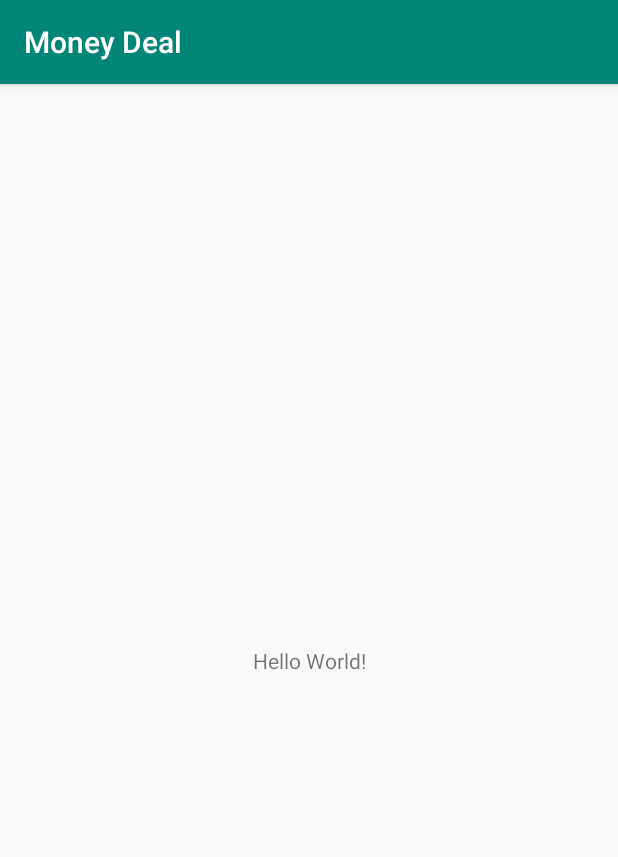
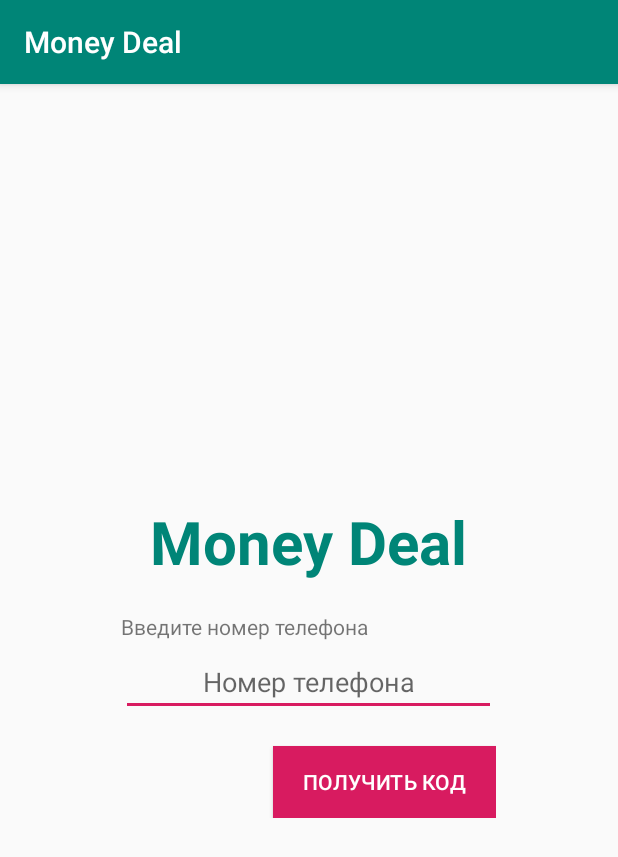
Before and after one commit to TheRecoveryTeam/dengi-deal, an Android app: the screen it shows after launch (MainActivity), on a phone screen of 412 x 824 dp. Shown: the top 857 px of the screen. Run offline under Robolectric (Android 15) with nearby library versions, the phone set to English and light mode, and no system bars.

Commit message:
added phone number

```diff
--- a/app/src/main/java/ru/moneydeal/app/MainActivity.java
+++ b/app/src/main/java/ru/moneydeal/app/MainActivity.java
@@ -3,6 +3,8 @@ package ru.moneydeal.app;
 import androidx.appcompat.app.AppCompatActivity;
 
 import android.os.Bundle;
+
+import ru.moneydeal.app.pages.PhoneFragment;
 
 public class MainActivity extends AppCompatActivity {
 
@@ -10,5 +12,12 @@ public class MainActivity extends AppCompatActivity {
     protected void onCreate(Bundle savedInstanceState) {
         super.onCreate(savedInstanceState);
         setContentView(R.layout.activity_main);
+
+        if (savedInstanceState == null) {
+            getSupportFragmentManager()
+                    .beginTransaction()
+                    .add(R.id.fragment_container, new PhoneFragment())
+                    .commit();
+        }
     }
 }
--- /dev/null
+++ b/app/src/main/java/ru/moneydeal/app/pages/PhoneFragment.java
@@ -0,0 +1,22 @@
+package ru.moneydeal.app.pages;
+
+import android.os.Bundle;
+import android.view.LayoutInflater;
+import android.view.View;
+import android.view.ViewGroup;
+
+import androidx.annotation.NonNull;
+import androidx.annotation.Nullable;
+import androidx.fragment.app.Fragment;
+
+import ru.moneydeal.app.R;
+
+public class PhoneFragment extends Fragment {
+    @Nullable
+    @Override
+    public View onCreateView(@NonNull LayoutInflater inflater, @Nullable ViewGroup container,
+                             @Nullable Bundle savedInstanceState) {
+
+        return inflater.inflate(R.layout.phone_fragment, container, false);
+    }
+}
--- a/app/src/main/res/layout/activity_main.xml
+++ b/app/src/main/res/layout/activity_main.xml
@@ -1,18 +1,10 @@
 <?xml version="1.0" encoding="utf-8"?>
-<androidx.constraintlayout.widget.ConstraintLayout xmlns:android="http://schemas.android.com/apk/res/android"
+<androidx.constraintlayout.widget.ConstraintLayout
+    xmlns:android="http://schemas.android.com/apk/res/android"
     xmlns:app="http://schemas.android.com/apk/res-auto"
     xmlns:tools="http://schemas.android.com/tools"
+    android:id="@+id/fragment_container"
     android:layout_width="match_parent"
     android:layout_height="match_parent"
-    tools:context=".MainActivity">
-
-    <TextView
-        android:layout_width="wrap_content"
-        android:layout_height="wrap_content"
-        android:text="Hello World!"
-        app:layout_constraintBottom_toBottomOf="parent"
-        app:layout_constraintLeft_toLeftOf="parent"
-        app:layout_constraintRight_toRightOf="parent"
-        app:layout_constraintTop_toTopOf="parent" />
-
-</androidx.constraintlayout.widget.ConstraintLayout>
+    tools:context=".MainActivity"
+    />
--- /dev/null
+++ b/app/src/main/res/layout/phone_fragment.xml
@@ -0,0 +1,64 @@
+<?xml version="1.0" encoding="utf-8"?>
+<RelativeLayout xmlns:android="http://schemas.android.com/apk/res/android"
+    android:orientation="vertical" android:layout_width="match_parent"
+    android:layout_height="match_parent" >
+
+    <RelativeLayout
+        android:layout_width="wrap_content"
+        android:layout_height="wrap_content"
+        android:layout_centerInParent="true"
+        >
+
+        <TextView
+            android:id="@+id/appNameTitle"
+            android:layout_width="wrap_content"
+            android:layout_height="wrap_content"
+            android:layout_alignParentTop="true"
+            android:layout_centerHorizontal="true"
+            android:text="@string/app_name"
+            android:textAlignment="center"
+            android:textStyle="bold"
+            android:textColor="@color/colorPrimary"
+            android:textSize="40sp"
+            />
+
+        <TextView
+            android:id="@+id/authPhoneInputLabel"
+            android:layout_width="@dimen/phoneInputWidth"
+            android:layout_height="wrap_content"
+            android:layout_below="@id/appNameTitle"
+            android:layout_centerHorizontal="true"
+            android:layout_marginTop="@dimen/spacingM"
+            android:text="@string/authPhoneInputLabel"
+            android:labelFor="@id/authPhoneInputLabel"
+            />
+
+        <EditText
+            android:id="@+id/authPhoneInput"
+            android:layout_width="@dimen/phoneInputWidth"
+            android:layout_height="@dimen/inputHeight"
+            android:layout_below="@id/authPhoneInputLabel"
+            android:layout_centerHorizontal="true"
+            android:layout_marginTop="@dimen/spacingS"
+            android:digits="0123456789+"
+            android:gravity="center_horizontal"
+            android:inputType="phone"
+            android:hint="@string/phoneNumberText"
+            android:autofillHints=".AUTOFILL_HINT_PHONE_NUMBER_DEVICE"
+            />
+
+        <Button
+            android:layout_alignRight="@id/authPhoneInput"
+            android:layout_marginTop="@dimen/spacingM"
+            android:layout_width="wrap_content"
+            android:layout_height="wrap_content"
+            android:layout_below="@id/authPhoneInput"
+            android:background="@color/colorAccent"
+            android:textColor="@color/white"
+            android:text="@string/receiveCodeBtnText"
+            android:paddingLeft="@dimen/spacingM"
+            android:paddingRight="@dimen/spacingM"
+            />
+    </RelativeLayout>
+
+</RelativeLayout>
--- a/app/src/main/res/values/colors.xml
+++ b/app/src/main/res/values/colors.xml
@@ -3,4 +3,5 @@
     <color name="colorPrimary">#008577</color>
     <color name="colorPrimaryDark">#00574B</color>
     <color name="colorAccent">#D81B60</color>
+    <color name="white">#ffffff</color>
 </resources>
--- /dev/null
+++ b/app/src/main/res/values/dimens.xml
@@ -0,0 +1,7 @@
+<?xml version="1.0" encoding="utf-8"?>
+<resources>
+    <dimen name="spacingM">20dp</dimen>
+    <dimen name="inputHeight">40dp</dimen>
+    <dimen name="phoneInputWidth">250dp</dimen>
+    <dimen name="spacingS">10dp</dimen>
+</resources>
--- a/app/src/main/res/values/strings.xml
+++ b/app/src/main/res/values/strings.xml
@@ -1,3 +1,6 @@
 <resources>
     <string name="app_name">Money Deal</string>
+    <string name="authPhoneInputLabel">Введите номер телефона</string>
+    <string name="receiveCodeBtnText">Получить код</string>
+    <string name="phoneNumberText">Номер телефона</string>
 </resources>
```
